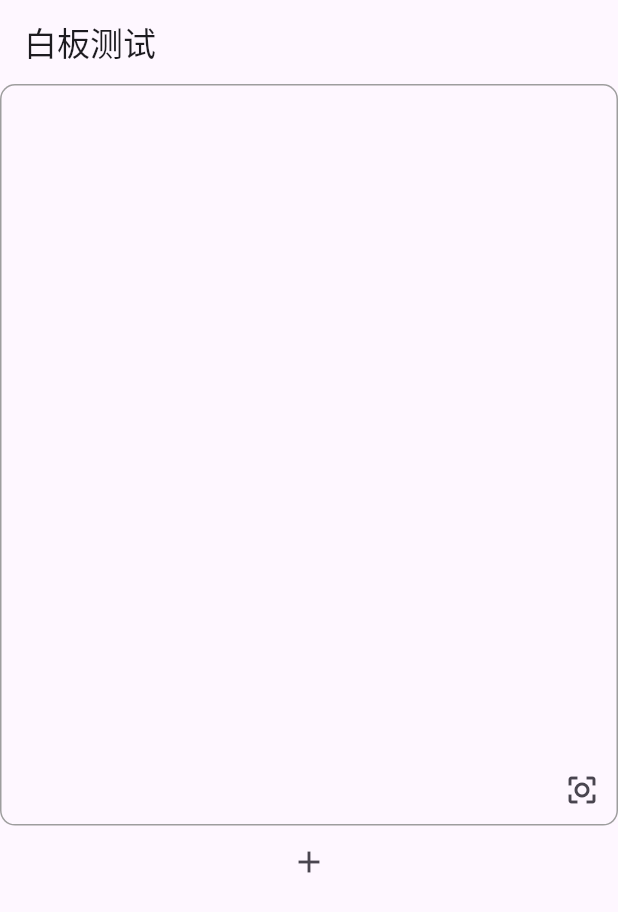
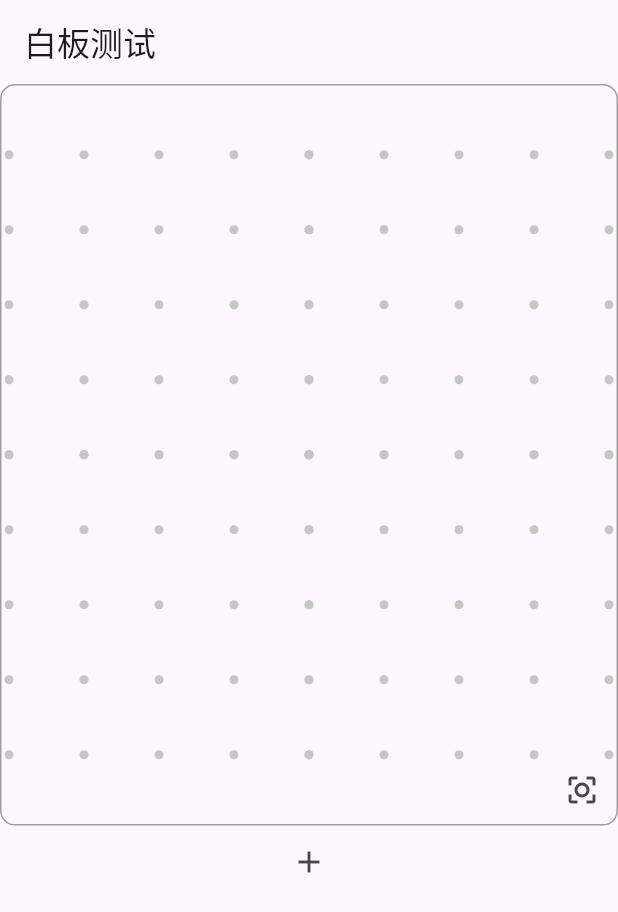
Before and after one commit to liuyh357/ImagesBoard_FlutterWidget, a Flutter app: the screen it shows after launch, after a tap on the "center focus strong" icon, on a phone screen of 412 x 824 dp. Shown: the top 912 px of the screen. Run offline on Flutter 3.47's test engine with Material 3 defaults, Android fonts, the phone set to English and light mode, and no system bars; missing offline and left inert: win32.

Commit message:
修复了边框不是无限的bug，修复了空白板回中后背景变白的bug。

```diff
--- a/lib/images_board.dart
+++ b/lib/images_board.dart
@@ -89,7 +89,8 @@ class ImagesBoardManager with ChangeNotifier {
     backgroundLine = mousePosition -
         globalOffset +
         (backgroundLine - mousePosition + globalOffset) * (scale / oldScale);
-    print('backgroundLine: $backgroundLine mouse position: ${mousePosition - globalOffset}');
+    print(
+        'backgroundLine: $backgroundLine mouse position: ${mousePosition - globalOffset}');
     for (var item in imageItems) {
       item.updatePosition();
     }
@@ -256,6 +257,11 @@ class _ImagesBoardState extends State<ImagesBoard> {
                   child: IconButton(
                       onPressed: () {
                         Offset middle = Offset.zero;
+                        if (ImagesBoardManager().imageItems.isEmpty) {
+                          ImagesBoardManager().globalOffset =
+                              Offset(widget.width / 2, widget.height / 2);
+                          return;
+                        }
                         for (var item in ImagesBoardManager().imageItems) {
                           middle += item.localPosition;
                         }
@@ -445,7 +451,7 @@ class ImagesBoardPainter extends CustomPainter {
     canvas.drawRRect(rrect, borderPaint);
 
     final gridPaint = Paint()
-      ..color = Colors.grey.withOpacity(0.5)
+      ..color = const Color.fromARGB(255, 198, 198, 198)
       ..strokeWidth = 1;
 
     // backgroundLine =
@@ -486,6 +492,38 @@ class ImagesBoardPainter extends CustomPainter {
           gridPaint,
         );
       }
+      for (double y = (backgroundLine.dy) % gridSpacing + globalOffset.dy;
+          y >= 0;
+          y -= gridSpacing) {
+        canvas.drawCircle(
+          Offset(x, y),
+          3 * scale, // 格点半径
+          gridPaint,
+        );
+      }
+    }
+
+    for (double x = (backgroundLine.dx) % gridSpacing + globalOffset.dx;
+        x >= 0;
+        x -= gridSpacing) {
+      for (double y = (backgroundLine.dy) % gridSpacing + globalOffset.dy;
+          y < size.height;
+          y += gridSpacing) {
+        canvas.drawCircle(
+          Offset(x, y),
+          3 * scale, // 格点半径
+          gridPaint,
+        );
+      }
+      for (double y = (backgroundLine.dy) % gridSpacing + globalOffset.dy;
+          y >= 0;
+          y -= gridSpacing) {
+        canvas.drawCircle(
+          Offset(x, y),
+          3 * scale, // 格点半径
+          gridPaint,
+        );
+      }
     }
 
     for (var line in imagesBoardManager.lines) {
```
